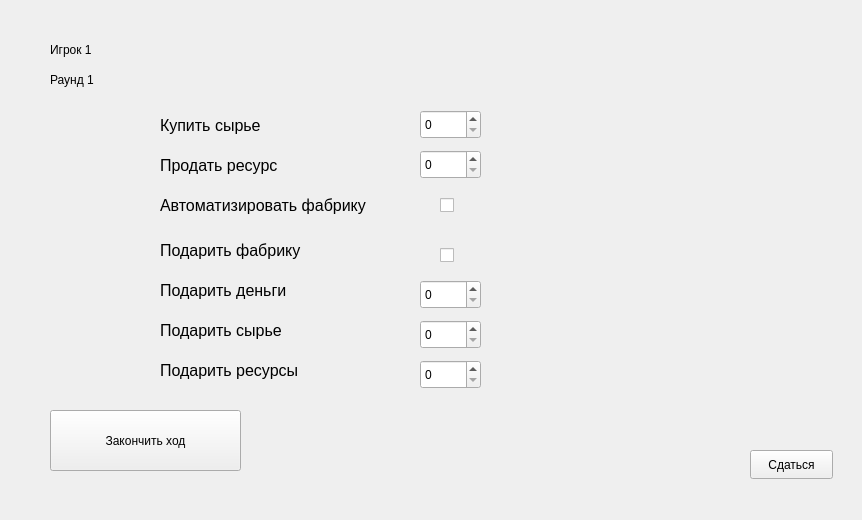
The window that gamewindow.ui (Saham9tka/for_bots) describes before a commit, drawn with Qt 5.
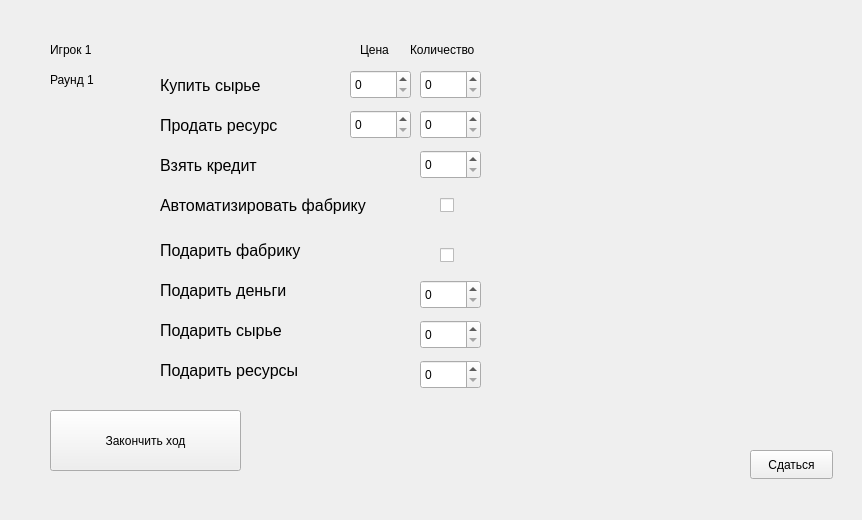
The same window after the commit.

```diff
--- a/gamewindow.ui
+++ b/gamewindow.ui
@@ -95,7 +95,7 @@
    <property name="geometry">
     <rect>
      <x>160</x>
-     <y>110</y>
+     <y>70</y>
      <width>131</width>
      <height>31</height>
     </rect>
@@ -113,7 +113,7 @@
    <property name="geometry">
     <rect>
      <x>420</x>
-     <y>110</y>
+     <y>70</y>
      <width>61</width>
      <height>29</height>
     </rect>
@@ -123,7 +123,7 @@
    <property name="geometry">
     <rect>
      <x>160</x>
-     <y>150</y>
+     <y>110</y>
      <width>151</width>
      <height>31</height>
     </rect>
@@ -141,7 +141,7 @@
    <property name="geometry">
     <rect>
      <x>420</x>
-     <y>150</y>
+     <y>110</y>
      <width>61</width>
      <height>29</height>
     </rect>
@@ -301,6 +301,80 @@
     </rect>
    </property>
   </widget>
+  <widget class="QSpinBox" name="sellResourcesPriceChoice">
+   <property name="geometry">
+    <rect>
+     <x>350</x>
+     <y>110</y>
+     <width>61</width>
+     <height>29</height>
+    </rect>
+   </property>
+  </widget>
+  <widget class="QSpinBox" name="buyMaterialsPriceChoice">
+   <property name="geometry">
+    <rect>
+     <x>350</x>
+     <y>70</y>
+     <width>61</width>
+     <height>29</height>
+    </rect>
+   </property>
+  </widget>
+  <widget class="QLabel" name="label_4">
+   <property name="geometry">
+    <rect>
+     <x>360</x>
+     <y>40</y>
+     <width>41</width>
+     <height>20</height>
+    </rect>
+   </property>
+   <property name="text">
+    <string>Цена</string>
+   </property>
+  </widget>
+  <widget class="QLabel" name="label_5">
+   <property name="geometry">
+    <rect>
+     <x>410</x>
+     <y>40</y>
+     <width>81</width>
+     <height>20</height>
+    </rect>
+   </property>
+   <property name="text">
+    <string>Количество</string>
+   </property>
+  </widget>
+  <widget class="QLabel" name="label_6">
+   <property name="geometry">
+    <rect>
+     <x>160</x>
+     <y>150</y>
+     <width>251</width>
+     <height>31</height>
+    </rect>
+   </property>
+   <property name="font">
+    <font>
+     <pointsize>12</pointsize>
+    </font>
+   </property>
+   <property name="text">
+    <string>Взять кредит</string>
+   </property>
+  </widget>
+  <widget class="QSpinBox" name="takeCreditChoice">
+   <property name="geometry">
+    <rect>
+     <x>420</x>
+     <y>150</y>
+     <width>61</width>
+     <height>29</height>
+    </rect>
+   </property>
+  </widget>
  </widget>
  <resources/>
  <connections/>
```
Left out of the diff: 4 changed lines with no effect on the pictures.
